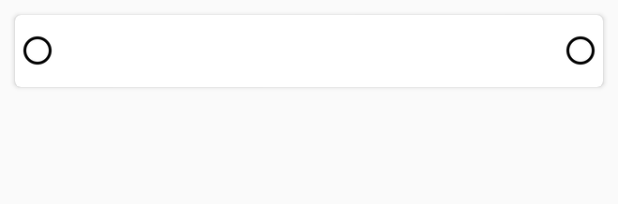
After one commit to Abr3u/GeoFriendsFire, an Android app: the layout card_item_friend_suggestion.xml on its own in the app's theme, with its tools: preview values and no code run, on a phone screen of 412 x 824 dp. The commit adds this screen. Shown: the top 204 px of the screen. Run offline under Robolectric (Android 15) with nearby library versions, the phone set to English and light mode, and no system bars.

Commit message:
add/remove friends

```diff
--- a/app/src/main/java/pt/utl/ist/meic/geofriendsfire/MyApplicationContext.java
+++ b/app/src/main/java/pt/utl/ist/meic/geofriendsfire/MyApplicationContext.java
@@ -42,7 +42,9 @@ public class MyApplicationContext extends Application{
         refWatcher = LeakCanary.install(this);
         maximumWorkLoad = 2;
         furthestEvent = 5;
+    }
 
+    public void startServices(){
         Intent locations = new Intent(this, LocationTrackingService.class);
         bindService(locations, locationConnection, Context.BIND_AUTO_CREATE);
 
--- a/app/src/main/java/pt/utl/ist/meic/geofriendsfire/adapters/DynamicViewPagerAdapter.java
+++ b/app/src/main/java/pt/utl/ist/meic/geofriendsfire/adapters/DynamicViewPagerAdapter.java
@@ -10,6 +10,7 @@ import java.util.ArrayList;
 import pt.utl.ist.meic.geofriendsfire.fragments.EventDetailsMapFragment;
 import pt.utl.ist.meic.geofriendsfire.fragments.EventsNearbyListFragment;
 import pt.utl.ist.meic.geofriendsfire.fragments.FriendsFragment;
+import pt.utl.ist.meic.geofriendsfire.fragments.FriendsSuggestionsFragment;
 import pt.utl.ist.meic.geofriendsfire.fragments.MapFragment;
 import pt.utl.ist.meic.geofriendsfire.fragments.MyEventsListFragment;
 import pt.utl.ist.meic.geofriendsfire.models.Event;
@@ -38,6 +39,8 @@ public class DynamicViewPagerAdapter extends ArrayFragmentStatePagerAdapter<Frag
                 return frag;
             case Friends:
                 return new FriendsFragment();
+            case FriendsSuggestions:
+                return new FriendsSuggestionsFragment();
         }
         //shouldn't happen so it's not in switch. just fail-safe
         return new MapFragment();
--- a/app/src/main/java/pt/utl/ist/meic/geofriendsfire/fragments/FriendsFragment.java
+++ b/app/src/main/java/pt/utl/ist/meic/geofriendsfire/fragments/FriendsFragment.java
@@ -15,6 +15,7 @@ import org.parceler.Parcels;
 
 import butterknife.BindView;
 import butterknife.ButterKnife;
+import pt.utl.ist.meic.geofriendsfire.MyApplicationContext;
 import pt.utl.ist.meic.geofriendsfire.R;
 import pt.utl.ist.meic.geofriendsfire.adapters.FriendsAdapter;
 
@@ -28,7 +29,7 @@ public class FriendsFragment extends BaseFragment{
     @BindView(R.id.recyclerview)
     RecyclerView recyclerView;
 
-    private static final String FRIENDS_REF = "/friends";
+    private static final String FRIENDS_REF = "/friends/";
     FriendsAdapter adapter;
 
     @Nullable
@@ -37,7 +38,8 @@ public class FriendsFragment extends BaseFragment{
         View view = inflater.inflate(R.layout.fragment_event_list, container, false);
         ButterKnife.bind(this,view);
         super.setNetworkDetectorHolder(networkDetectorHolder);
-        adapter = new FriendsAdapter(getContext(),FirebaseDatabase.getInstance().getReference(FRIENDS_REF+"/user1582"));
+        String myId = MyApplicationContext.getInstance().getFirebaseUser().getUid();
+        adapter = new FriendsAdapter(getContext(),FirebaseDatabase.getInstance().getReference(FRIENDS_REF+myId));
         setupRecyclerView();
 
         if(savedInstanceState != null){
--- /dev/null
+++ b/app/src/main/res/layout/card_item_friend_suggestion.xml
@@ -0,0 +1,52 @@
+<?xml version="1.0" encoding="utf-8"?>
+<RelativeLayout xmlns:android="http://schemas.android.com/apk/res/android"
+    android:layout_width="match_parent"
+    android:layout_height="68dp" >
+
+    <android.support.v7.widget.CardView
+        android:id="@+id/card_view"
+        xmlns:card_view="http://schemas.android.com/apk/res-auto"
+        android:layout_width="match_parent"
+        android:layout_margin="10dp"
+        android:layout_height="62dp"
+        card_view:cardCornerRadius="4dp"
+        card_view:elevation="14dp">
+
+        <RelativeLayout
+            android:layout_width="match_parent"
+            android:layout_height="match_parent">
+
+            <ImageView
+                android:id="@+id/iv_image"
+                android:layout_alignParentLeft="true"
+                android:layout_height="30dp"
+                android:layout_width="30dp"
+                android:src="@drawable/abc_btn_radio_material"
+                android:layout_centerVertical="true">
+            </ImageView>
+
+            <TextView
+                android:id="@+id/iv_friend"
+                android:paddingLeft="20dp"
+                android:layout_toRightOf ="@+id/iv_image"
+                android:layout_width="wrap_content"
+                android:layout_height="wrap_content"
+                android:maxLines="1"
+                android:maxEms="10"
+                android:ellipsize="end"
+                android:layout_centerVertical="true">
+            </TextView>
+
+            <ImageView
+                android:id="@+id/iv_add_icon"
+                android:layout_alignParentRight="true"
+                android:layout_height="30dp"
+                android:layout_width="30dp"
+                android:src="@drawable/abc_btn_radio_material"
+                android:layout_centerVertical="true">
+            </ImageView>
+
+        </RelativeLayout>
+    </android.support.v7.widget.CardView>
+
+</RelativeLayout>
--- a/app/src/main/res/values/strings.xml
+++ b/app/src/main/res/values/strings.xml
@@ -18,5 +18,4 @@
     <string name="menu_night_mode_auto">Auto</string>
     <string name="preferredWorkloadHolder">Preferred workload: </string>
     <string name="furthestRangeHolder">Furthest Event: </string>
-
 </resources>
```
Also changed, not shown: app/src/main/java/pt/utl/ist/meic/geofriendsfire/activities/DrawerMainActivity.java (+15 -7 lines), app/src/main/java/pt/utl/ist/meic/geofriendsfire/adapters/FriendsAdapter.java (+69 -35 lines), app/src/main/java/pt/utl/ist/meic/geofriendsfire/adapters/FriendsSuggestionsAdapter.java (added, +175 -0 lines), app/src/main/java/pt/utl/ist/meic/geofriendsfire/fragments/FriendsSuggestionsFragment.java (added, +67 -0 lines), app/src/main/java/pt/utl/ist/meic/geofriendsfire/utils/FragmentKeys.java (+6 -1 lines), app/src/main/res/layout/card_item_friends.xml (added, +52 -0 lines), app/src/main/res/drawable/ic_remove.png (added), 3 other files.
